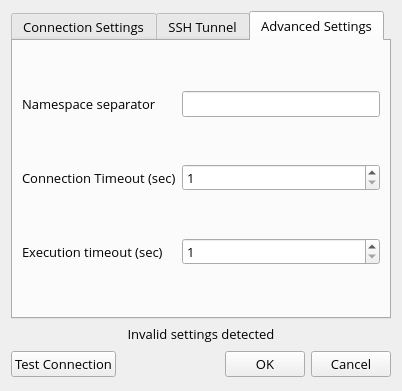
The window that src/app/forms/connection.ui (RedisInsight/RedisDesktopManager) describes before a commit, drawn with Qt 5.
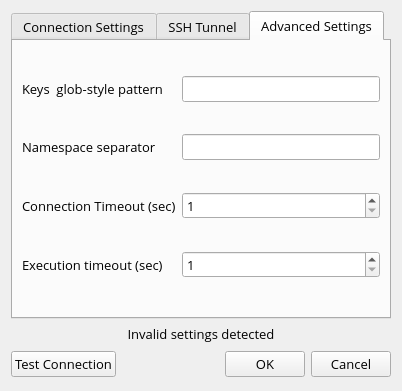
The same window after the commit. The open tabs and pages were chosen to show the change. Icons and pictures are not drawn.

Commit message: Add draft implementation of "keys glob-pattern" setting.

What changed in the file:
```diff
--- a/src/app/forms/connection.ui
+++ b/src/app/forms/connection.ui
@@ -275,24 +275,24 @@
        <string>Advanced Settings</string>
       </attribute>
       <layout class="QGridLayout" name="gridLayout_3">
-       <item row="0" column="0">
-        <widget class="QLabel" name="label_6">
+       <item row="1" column="0">
+        <widget class="QLabel" name="lbNamespace">
          <property name="text">
           <string>Namespace separator</string>
          </property>
         </widget>
        </item>
-       <item row="0" column="1">
+       <item row="1" column="1">
         <widget class="QLineEdit" name="namespaceSeparator"/>
        </item>
-       <item row="1" column="0">
-        <widget class="QLabel" name="label_7">
+       <item row="2" column="0">
+        <widget class="QLabel" name="lbConnectionTimeout">
          <property name="text">
           <string>Connection Timeout (sec)</string>
          </property>
         </widget>
        </item>
-       <item row="1" column="1">
+       <item row="2" column="1">
         <widget class="QSpinBox" name="connectionTimeout">
          <property name="enabled">
           <bool>true</bool>
@@ -305,14 +305,14 @@
          </property>
         </widget>
        </item>
-       <item row="2" column="0">
-        <widget class="QLabel" name="label_8">
+       <item row="3" column="0">
+        <widget class="QLabel" name="lbExecutionTimeout">
          <property name="text">
           <string>Execution timeout (sec)</string>
          </property>
         </widget>
        </item>
-       <item row="2" column="1">
+       <item row="3" column="1">
         <widget class="QSpinBox" name="executionTimeout">
          <property name="enabled">
           <bool>true</bool>
@@ -325,12 +325,22 @@
          </property>
         </widget>
        </item>
+       <item row="0" column="0">
+        <widget class="QLabel" name="lbKeysPattern">
+         <property name="text">
+          <string>Keys  glob-style pattern</string>
+         </property>
+        </widget>
+       </item>
+       <item row="0" column="1">
+        <widget class="QLineEdit" name="keysPattern"/>
+       </item>
       </layout>
      </widget>
     </widget>
    </item>
    <item row="2" column="0">
-    <layout class="QHBoxLayout">
+    <layout class="QHBoxLayout" name="DialogButtons">
      <property name="spacing">
       <number>6</number>
      </property>
```
Left out of the diff: 16 changed lines with no effect on the pictures. The commit also changes 3 other files.
